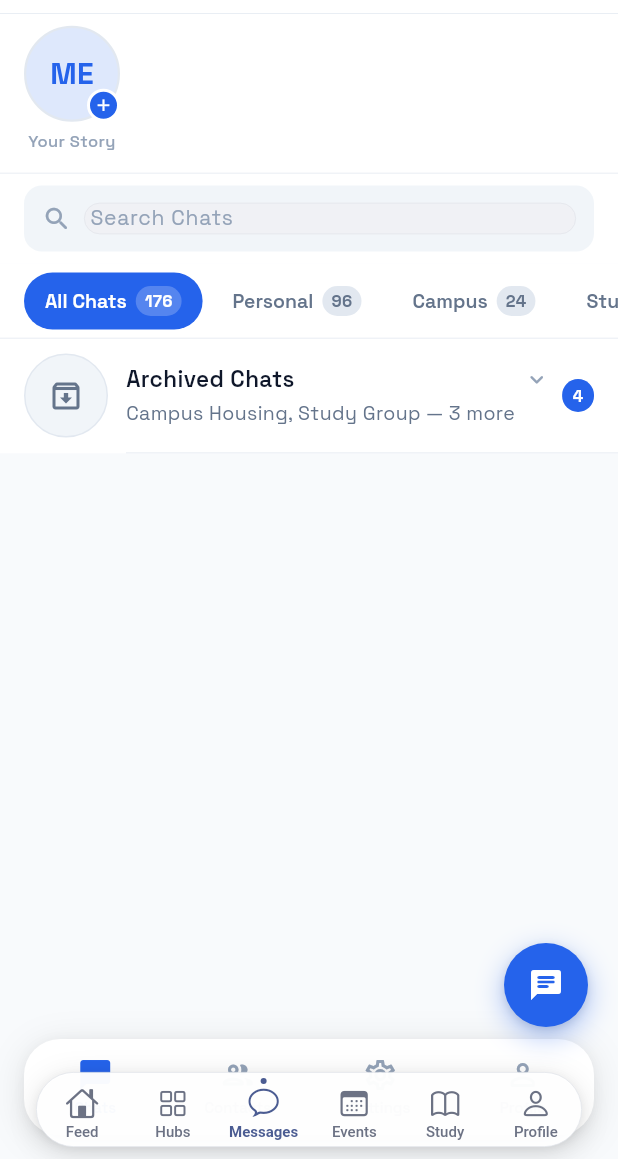
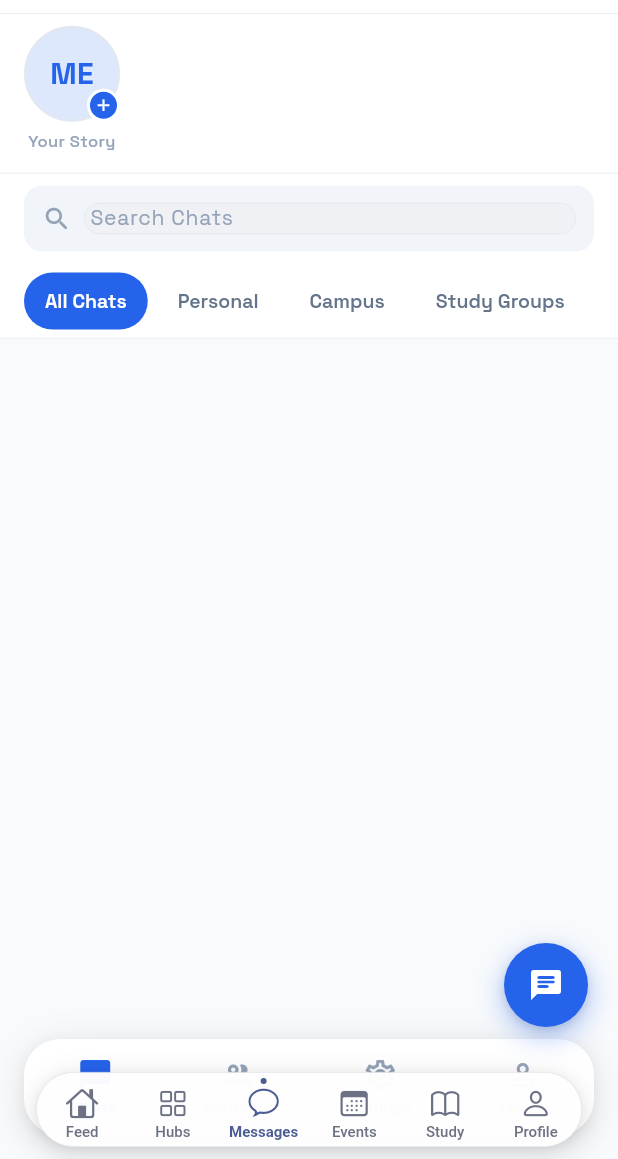
Before and after one commit to chrisxie12/UNIFY, a Flutter app: the screen it shows once a user with an empty profile is signed in, item 3 of the bottom bar chosen, on a phone screen of 412 x 824 dp, the part 77-1236 px from its top. Run offline on Flutter 3.47's test engine with Material 3 defaults, Android fonts, the phone set to English and light mode, and no system bars; our stand-ins replace cached_network_image, connectivity_plus, equatable, file_picker, firebase_core, firebase_messaging and 12 more; accounts and stored records are empty; network calls fail.

Commit message:
Remove fake chat UI data and wire post share buttons
- Remove hardcoded chat filter counts (176/96/24/8) from filter tabs
- Remove ArchivedChatsRow with fake archived chat names from chat list
- Wire Share.share() to post share button in post_detail_screen
- Wire Share.share() to both PostCard onShare callbacks in community_home_screen
- Show create-post FAB for all community members on discussions tab,
  not just managers (managers still get the full create-menu with polls)

```diff
--- a/mobile_flutter/lib/features/posts/presentation/screens/post_detail_screen.dart
+++ b/mobile_flutter/lib/features/posts/presentation/screens/post_detail_screen.dart
@@ -2,6 +2,7 @@ import 'package:flutter/material.dart';
 import 'package:flutter_riverpod/flutter_riverpod.dart';
 import 'package:go_router/go_router.dart';
 import 'package:intl/intl.dart';
+import 'package:share_plus/share_plus.dart';
 import '../../../../core/providers/supabase_provider.dart';
 import '../../../../core/widgets/app_error_widget.dart';
 import '../../data/models/post_model.dart';
@@ -493,7 +494,10 @@ class _PostContent extends ConsumerWidget {
                 icon: Icons.share_outlined,
                 label: null,
                 color: context.textSecondary,
-                onTap: () {},
+                onTap: () => Share.share(
+                  post.body,
+                  subject: post.title ?? 'Post from UNIFY',
+                ),
               ),
             ],
           ),
--- a/mobile_flutter/lib/screens/chat_list_screen.dart
+++ b/mobile_flutter/lib/screens/chat_list_screen.dart
@@ -96,14 +96,6 @@ class _ChatListScreenState extends State<ChatListScreen> {
                 delegate: _FilterDelegate(
                   activeIndex: _activeTab,
                   onSelect: (i) => setState(() => _activeTab = i),
-                ),
-              ),
-
-              // Archived chats row
-              SliverToBoxAdapter(
-                child: DecoratedBox(
-                  decoration: const BoxDecoration(color: Colors.white),
-                  child: const ArchivedChatsRow(),
                 ),
               ),
 
--- a/mobile_flutter/lib/widgets/chat_list/filter_tabs.dart
+++ b/mobile_flutter/lib/widgets/chat_list/filter_tabs.dart
@@ -13,10 +13,10 @@ class _TabData {
 }
 
 const _tabItems = [
-  _TabData('All Chats', 176),
-  _TabData('Personal',  96),
-  _TabData('Campus',    24),
-  _TabData('Study Groups', 8),
+  _TabData('All Chats'),
+  _TabData('Personal'),
+  _TabData('Campus'),
+  _TabData('Study Groups'),
 ];
 
 // ── ChatFilterTabs ────────────────────────────────────────────────────────────
```
Also changed, not shown: mobile_flutter/lib/features/communities/presentation/screens/community_home_screen.dart (+10 -8 lines).
